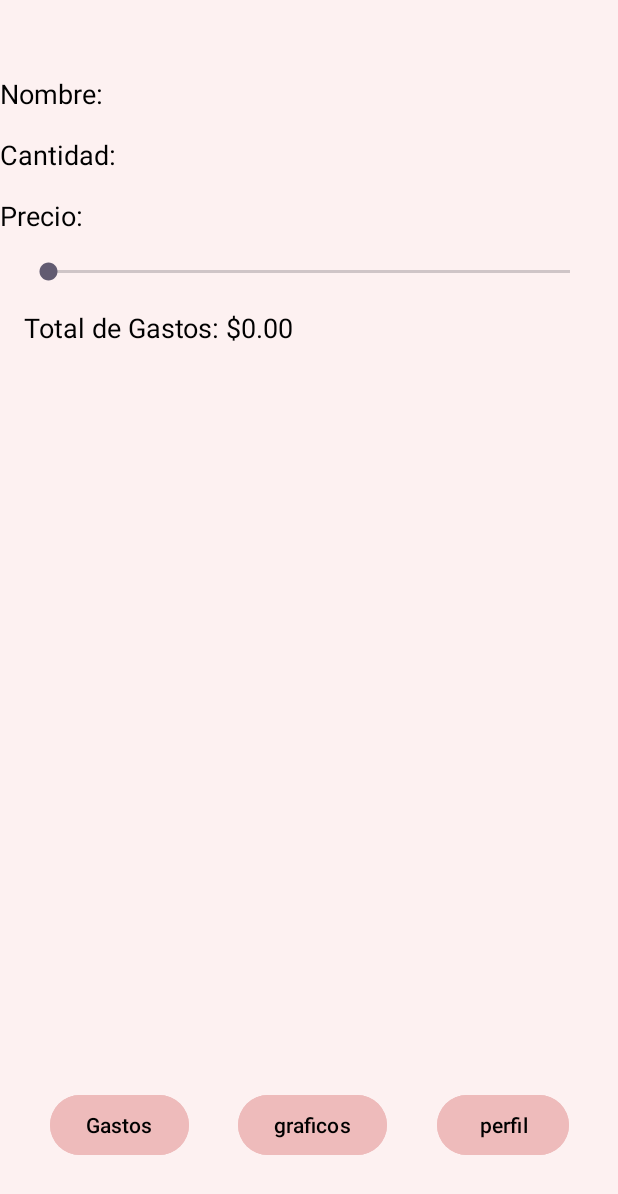
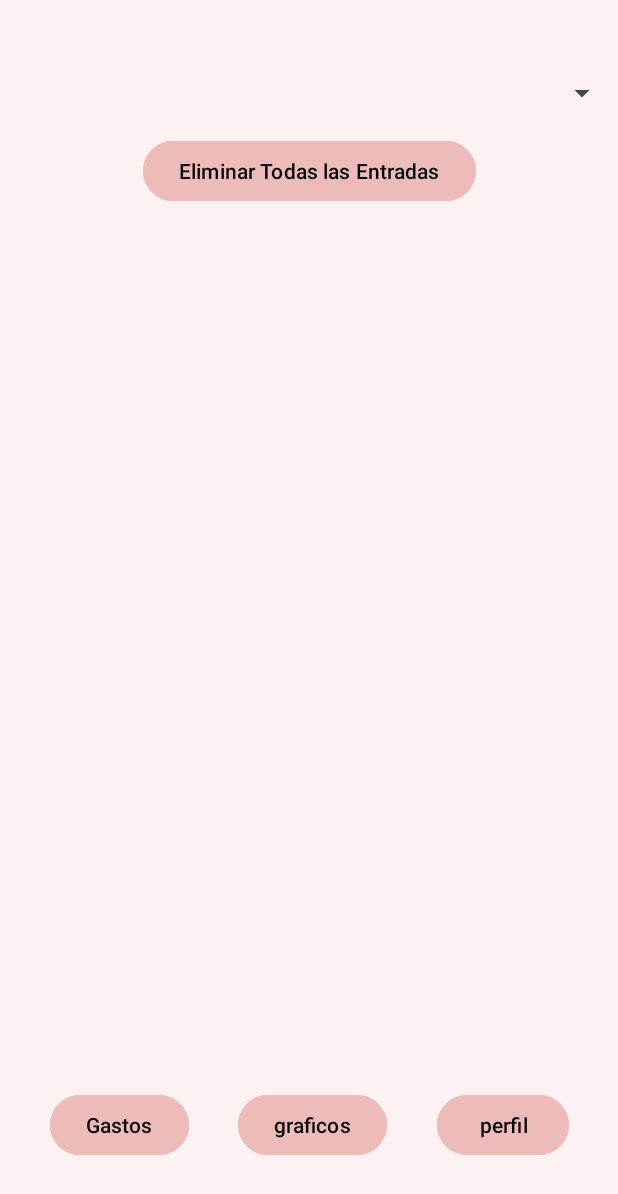
Before and after one commit to Chapicrack/final_juego, an Android app: the screen it shows after launch (GraficosActivity), after a tap on "graficos", on a phone screen of 412 x 824 dp. Shown: the top 1194 px of the screen. Run offline under Robolectric (Android 15) with nearby library versions, the phone set to English and light mode, and no system bars.

Commit message:
se termino el trabajo

```diff
--- a/app/src/main/java/com/example/trabajo_final/GraficosActivity.kt
+++ b/app/src/main/java/com/example/trabajo_final/GraficosActivity.kt
@@ -3,58 +3,57 @@ package com.example.trabajo_final
 import android.content.Intent
 import android.content.SharedPreferences
 import android.os.Bundle
+import android.widget.ArrayAdapter
 import android.widget.Button
-import android.widget.TextView
+import android.widget.Spinner
 import androidx.activity.enableEdgeToEdge
 import androidx.appcompat.app.AppCompatActivity
 
 class GraficosActivity : AppCompatActivity() {
 
     private lateinit var sharedPref: SharedPreferences
+    private lateinit var spinner: Spinner
 
     override fun onCreate(savedInstanceState: Bundle?) {
         super.onCreate(savedInstanceState)
         enableEdgeToEdge()
         setContentView(R.layout.activity_graficos2)
 
-        // Initialize SharedPreferences
+        // Inicializar SharedPreferences para acceder a los datos guardados
         sharedPref = getSharedPreferences("com.example.trabajo_final.PREFERENCE_FILE_KEY", MODE_PRIVATE)
 
-        // Find buttons in the layout
+        // Encontrar botones y spinner en el layout
         val btnGastos = findViewById<Button>(R.id.btnGastos)
         val btnGrafico = findViewById<Button>(R.id.btnGrafico)
         val btnPerfil = findViewById<Button>(R.id.btnPerfil)
+        spinner = findViewById(R.id.spinnerEntries)
 
-        // Set click listeners for navigation buttons
-        btnGastos.setOnClickListener { navigatormainactivity() }
-        btnGrafico.setOnClickListener { navigatorGraficos() }
-        btnPerfil.setOnClickListener { navigatorPerfil() }
+        // Configurar listeners para los botones de navegación
+        btnGastos.setOnClickListener { navegarAMainActivity() }
+        btnGrafico.setOnClickListener { /* No es necesario navegar a la misma actividad */ }
+        btnPerfil.setOnClickListener { navegarAPerfilActivity() }
 
-        // Retrieve and display saved data
-        val savedNombre = sharedPref.getString("savedNombre", "")
-        val savedCantidad = sharedPref.getString("savedCantidad", "")
-        val savedPrecio = sharedPref.getString("savedPrecio", "")
+        // Recuperar y mostrar datos guardados
+        val entriesString = sharedPref.getString("entries", "")
+        val entries = if (entriesString.isNullOrEmpty()) listOf<Entry>() else entriesString.split("|").map { Entry.fromString(it) }
 
-        val tvNombre = findViewById<TextView>(R.id.textViewNombre)
-        val tvCantidad = findViewById<TextView>(R.id.textViewCantidad)
-        val tvPrecio = findViewById<TextView>(R.id.textViewPrecio)
+        // Crear una lista de cadenas para mostrar en el Spinner
+        val entryStrings = entries.map { "Nombre: ${it.nombre}, Cantidad: ${it.cantidad}, Precio: ${it.precio}" }
 
-        tvNombre.text = "Nombre: $savedNombre"
-        tvCantidad.text = "Cantidad: $savedCantidad"
-        tvPrecio.text = "Precio: $savedPrecio"
+        // Configurar el Spinner con el adaptador
+        val adapter = ArrayAdapter(this, android.R.layout.simple_spinner_item, entryStrings)
+        adapter.setDropDownViewResource(android.R.layout.simple_spinner_dropdown_item)
+        spinner.adapter = adapter
     }
 
-    private fun navigatormainactivity() {
+    private fun navegarAMainActivity() {
+        // Navegar a MainActivity
         val intent = Intent(this, MainActivity::class.java)
         startActivity(intent)
     }
 
-    private fun navigatorGraficos() {
-        val intent = Intent(this, GraficosActivity::class.java)
-        startActivity(intent)
-    }
-
-    private fun navigatorPerfil() {
+    private fun navegarAPerfilActivity() {
+        // Navegar a PerfilActivity
         val intent = Intent(this, PerfilActivity::class.java)
         startActivity(intent)
     }
--- a/app/src/main/java/com/example/trabajo_final/MainActivity.kt
+++ b/app/src/main/java/com/example/trabajo_final/MainActivity.kt
@@ -9,9 +9,10 @@ import androidx.appcompat.app.AppCompatActivity
 class MainActivity : AppCompatActivity() {
     override fun onCreate(savedInstanceState: Bundle?) {
         super.onCreate(savedInstanceState)
-        enableEdgeToEdge()
-        setContentView(R.layout.activity_main)
+        enableEdgeToEdge() // Habilita el modo de pantalla completa en dispositivos compatibles
+        setContentView(R.layout.activity_main) // Establece el layout para esta actividad
 
+        // Busca y asigna los botones del layout por sus identificadores
         val btnGastos = findViewById<Button>(R.id.btnGastos)
         val btnGrafico = findViewById<Button>(R.id.btnGrafico)
         val btnPerfil = findViewById<Button>(R.id.btnPerfil)
@@ -25,8 +26,8 @@ class MainActivity : AppCompatActivity() {
         val btnAccesorios = findViewById<Button>(R.id.btnAccesorios)
         val btnUtilidad = findViewById<Button>(R.id.btnUtilidad)
         val btnExtras = findViewById<Button>(R.id.btnExtras)
-        val btnDeudas = findViewById<Button>(R.id.btnDeudas)
 
+        // Configura listeners de clic para cada botón
         btnTransporte.setOnClickListener { navigatorCalculadora() }
         btnComida.setOnClickListener { navigatorCalculadora() }
         btnTrabajos.setOnClickListener { navigatorCalculadora() }
@@ -40,16 +41,19 @@ class MainActivity : AppCompatActivity() {
         btnPerfil.setOnClickListener { navigatorPerfil() }
     }
 
+    // Función para navegar a la actividad Calculadora
     private fun navigatorCalculadora() {
         val intent = Intent(this, activityCalculadora::class.java)
         startActivity(intent)
     }
 
+    // Función para navegar a la actividad GraficosActivity
     private fun navigatorGraficos() {
         val intent = Intent(this, GraficosActivity::class.java)
         startActivity(intent)
     }
 
+    // Función para navegar a la actividad PerfilActivity
     private fun navigatorPerfil() {
         val intent = Intent(this, PerfilActivity::class.java)
         startActivity(intent)
--- a/app/src/main/res/layout/activity_graficos2.xml
+++ b/app/src/main/res/layout/activity_graficos2.xml
@@ -8,37 +8,26 @@
     android:background="@color/rosadofondo"
     tools:context=".GraficosActivity">
 
-    <TextView
-        android:id="@+id/textViewNombre"
+    <!-- Spinner para mostrar las entradas guardadas -->
+    <Spinner
+        android:id="@+id/spinnerEntries"
+        android:layout_width="0dp"
+        android:layout_height="wrap_content"
+        android:layout_marginTop="50dp"
+        app:layout_constraintTop_toTopOf="parent"
+        app:layout_constraintStart_toStartOf="parent"
+        app:layout_constraintEnd_toEndOf="parent" />
+    <Button
+        android:id="@+id/btnEliminarEntradas"
         android:layout_width="wrap_content"
         android:layout_height="wrap_content"
-        android:text="Nombre:"
-        android:textSize="18sp"
-        android:textColor="@android:color/black"
-        app:layout_constraintTop_toTopOf="parent"
+        android:text="Eliminar Todas las Entradas"
+        android:backgroundTint="@color/rosadobotones"
+        android:textColor="@color/black"
+        android:onClick="eliminarEntradas"
+        app:layout_constraintTop_toBottomOf="@id/spinnerEntries"
         app:layout_constraintStart_toStartOf="parent"
-        android:layout_marginTop="50dp" />
-
-    <TextView
-        android:id="@+id/textViewCantidad"
-        android:layout_width="wrap_content"
-        android:layout_height="wrap_content"
-        android:text="Cantidad:"
-        android:textSize="18sp"
-        android:textColor="@android:color/black"
-        app:layout_constraintTop_toBottomOf="@+id/textViewNombre"
-        app:layout_constraintStart_toStartOf="parent"
-        android:layout_marginTop="16dp" />
-
-    <TextView
-        android:id="@+id/textViewPrecio"
-        android:layout_width="wrap_content"
-        android:layout_height="wrap_content"
-        android:text="Precio:"
-        android:textSize="18sp"
-        android:textColor="@android:color/black"
-        app:layout_constraintTop_toBottomOf="@+id/textViewCantidad"
-        app:layout_constraintStart_toStartOf="parent"
+        app:layout_constraintEnd_toEndOf="parent"
         android:layout_marginTop="16dp" />
 
     <!-- Botones de navegación -->
@@ -78,34 +67,4 @@
         app:layout_constraintStart_toEndOf="@+id/btnGrafico"
         android:layout_marginBottom="50dp" />
 
-    <!-- Layout para mostrar los gastos -->
-    <LinearLayout
-        android:id="@+id/llGastosContainer"
-        android:layout_width="match_parent"
-        android:layout_height="wrap_content"
-        android:orientation="vertical"
-        app:layout_constraintTop_toBottomOf="@id/textViewPrecio"
-        app:layout_constraintStart_toStartOf="parent"
-        app:layout_constraintEnd_toEndOf="parent"
-        android:padding="16dp">
-
-        <!-- Barra para mostrar los gastos -->
-        <SeekBar
-            android:id="@+id/seekBarGastos"
-            android:layout_width="match_parent"
-            android:layout_height="wrap_content"
-            android:max="1000"
-            android:progress="0" />
-
-        <!-- Texto para mostrar el total de gastos -->
-        <TextView
-            android:id="@+id/textViewTotalGastos"
-            android:layout_width="wrap_content"
-            android:layout_height="wrap_content"
-            android:text="Total de Gastos: $0.00"
-            android:textSize="18sp"
-            android:textColor="@android:color/black"
-            android:layout_marginTop="16dp" />
-    </LinearLayout>
-
 </androidx.constraintlayout.widget.ConstraintLayout>
```
Also changed, not shown: app/src/main/java/com/example/trabajo_final/PerfilActivity.kt (+15 -11 lines), app/src/main/java/com/example/trabajo_final/activityCalculadora.kt (+59 -25 lines), app/src/main/res/layout/activity_calculadorta.xml (+13 -2 lines), app/src/main/res/layout/activity_main.xml (+1 -22 lines).
